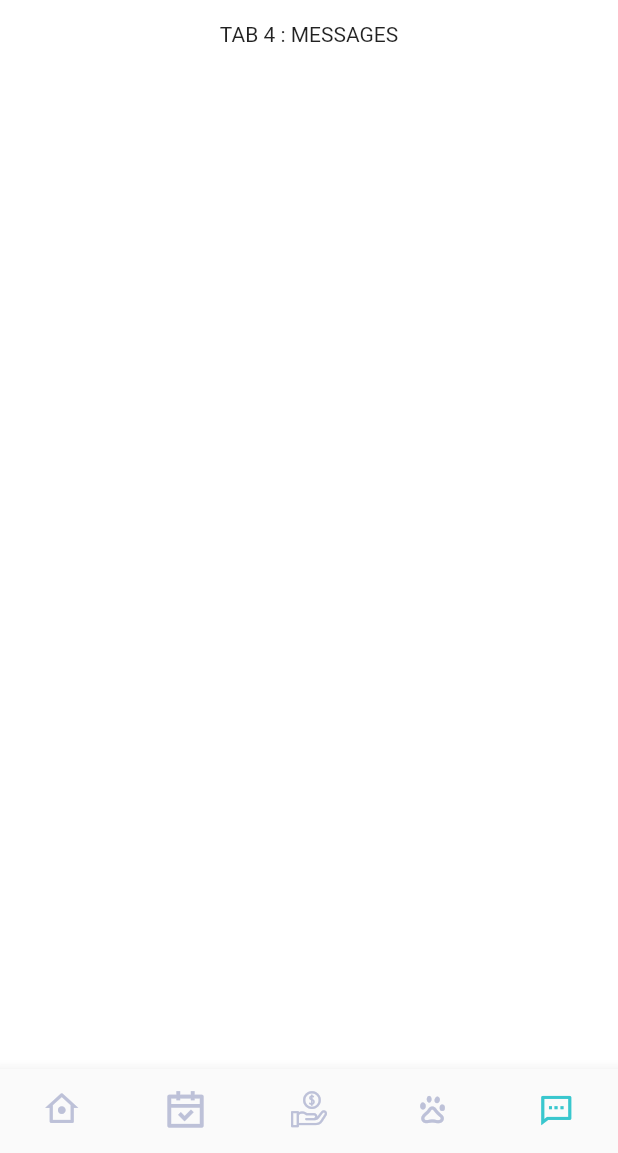
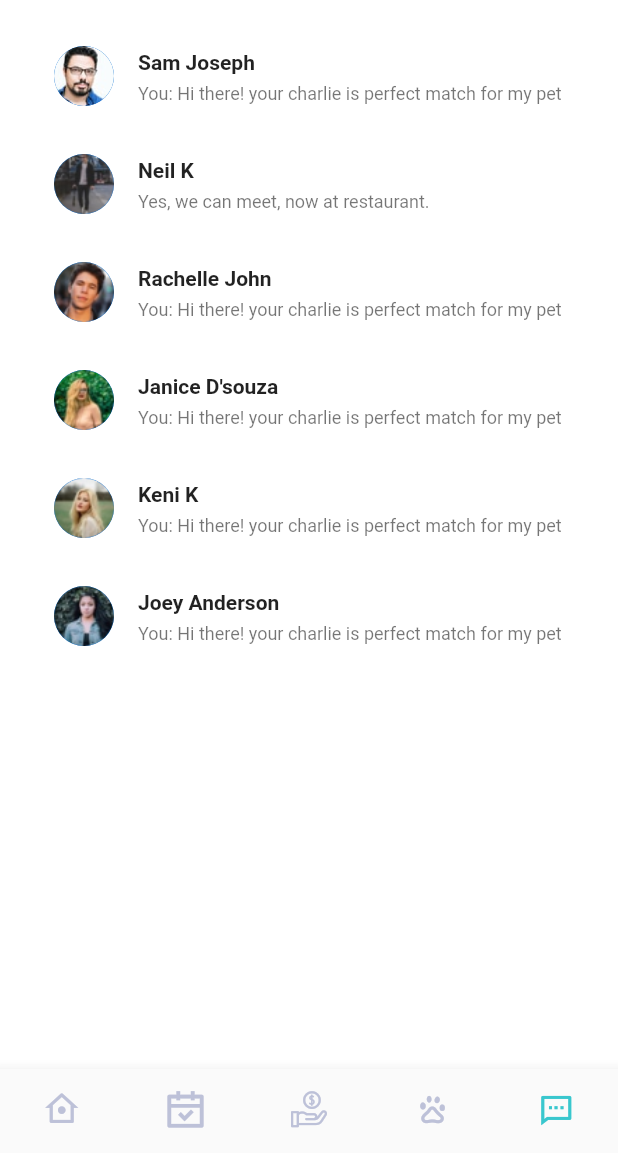
Before and after one commit to remithr/petblock, a Flutter app: the screen it shows after launch, item 5 of the bottom bar chosen, on a phone screen of 412 x 824 dp, the part 83-1236 px from its top. Run offline on Flutter 3.47's test engine with Material 2 defaults, Android fonts, the light colour scheme and no system bars; our stand-ins replace connectivity, intro_slider, table_calendar.

Commit message:
code updated

```diff
--- /dev/null
+++ b/lib/dummy/dummy_data.dart
@@ -0,0 +1,38 @@
+final List<Map<String, dynamic>> messageList = [
+  {
+    "img": "assets/images/sam.png",
+    "title": "Sam Joseph",
+    "subtitle": "You: Hi there! your charlie is perfect match for my pet",
+    "date": "Mon 9:00 AM",
+  },
+  {
+    "img": "assets/images/niel.png",
+    "title": "Neil K",
+    "subtitle": "Yes, we can meet, now at restaurant.",
+    "date": "Mon 8:00 AM",
+  },
+  {
+    "img": "assets/images/rachelle.png",
+    "title": "Rachelle John",
+    "subtitle": "You: Hi there! your charlie is perfect match for my pet",
+    "date": "Mon 10:AM",
+  },
+  {
+    "img": "assets/images/janice.png",
+    "title": "Janice D'souza",
+    "subtitle": "You: Hi there! your charlie is perfect match for my pet",
+    "date": "Mon 11:00 AM",
+  },
+  {
+    "img": "assets/images/keni.png",
+    "title": "Keni K",
+    "subtitle": "You: Hi there! your charlie is perfect match for my pet",
+    "date": "Mon 11:20 AM",
+  },
+  {
+    "img": "assets/images/joey.png",
+    "title": "Joey Anderson",
+    "subtitle": "You: Hi there! your charlie is perfect match for my pet",
+    "date": "Mon 8:00 AM",
+  }
+];
--- a/lib/pages/dashboard/appointments.dart
+++ b/lib/pages/dashboard/appointments.dart
@@ -117,7 +117,7 @@ class _AppointmentsTabState extends State<AppointmentsTab> {
         _buildTableCalendar(),
         // const SizedBox(height: 4.0),
         Container(
-          height: MediaQuery.of(context).size.height * 0.25,
+          height: MediaQuery.of(context).size.height * 0.15,
           // child: _buildEventList(),
           child: _eventList(),
         ),
--- a/lib/pages/dashboard/dashboard_home.dart
+++ b/lib/pages/dashboard/dashboard_home.dart
@@ -1,10 +1,11 @@
 import 'dart:ui';
 import 'package:flutter/material.dart';
+import 'package:petblock/dummy/dummy_data.dart';
 import 'package:petblock/pages/dashboard/appointments.dart';
 import 'package:petblock/pages/dashboard/payment.dart';
 import 'package:petblock/styles/petblock_app.dart';
 import 'package:petblock/styles/style.dart';
-import 'package:table_calendar/table_calendar.dart';
+// import 'package:table_calendar/table_calendar.dart';
 
 class DashBoard extends StatefulWidget {
   @override
@@ -65,8 +66,42 @@ class _DashBoardState extends State<DashBoard> {
               if (_selectedIndex == 3) _buildGridViewBlock(),
               if (_selectedIndex == 4)
                 Container(
-                  child: Center(
-                    child: Text('TAB 4 : MESSAGES'),
+                  height: MediaQuery.of(context).size.height * 0.7,
+                  child: ListView.builder(
+                    itemCount: messageList.length,
+                    itemBuilder: (BuildContext ctx, int i) {
+                      return ListTile(
+                        // title: Text(
+                        //   messageList[i]['title'],
+                        //   style: TextStyle(
+                        //     color: Colors.black,
+                        //   ),
+                        // ),
+
+                        // leading: Image.asset(
+                        //   'assets/icons/paypal.png',
+                        // ),
+                        leading: CircleAvatar(
+                          backgroundImage: AssetImage(
+                            messageList[i]['img'],
+                          ),
+                        ),
+                        title: Text(
+                          messageList[i]['title'],
+                          style: TextStyle(
+                            fontWeight: FontWeight.bold,
+                            fontSize: 14.0,
+                          ),
+                        ),
+                        subtitle: Text(
+                          messageList[i]['subtitle'],
+                          style: TextStyle(
+                            fontSize: 12.0,
+                          ),
+                        ),
+                        // trailing: Icon(Icons.more_vert),
+                      );
+                    },
                   ),
                 ),
             ],
```
Also changed, not shown: lib/pages/dashboard/appointment_details.dart (+63 -8 lines), lib/pages/dashboard/messages.dart (added, +12 -0 lines), assets/images/janice.png (added), assets/images/joey.png (added), assets/images/keni.png (added), assets/images/niel.png (added), assets/images/rachelle.png (added), assets/images/sam.png (added).
